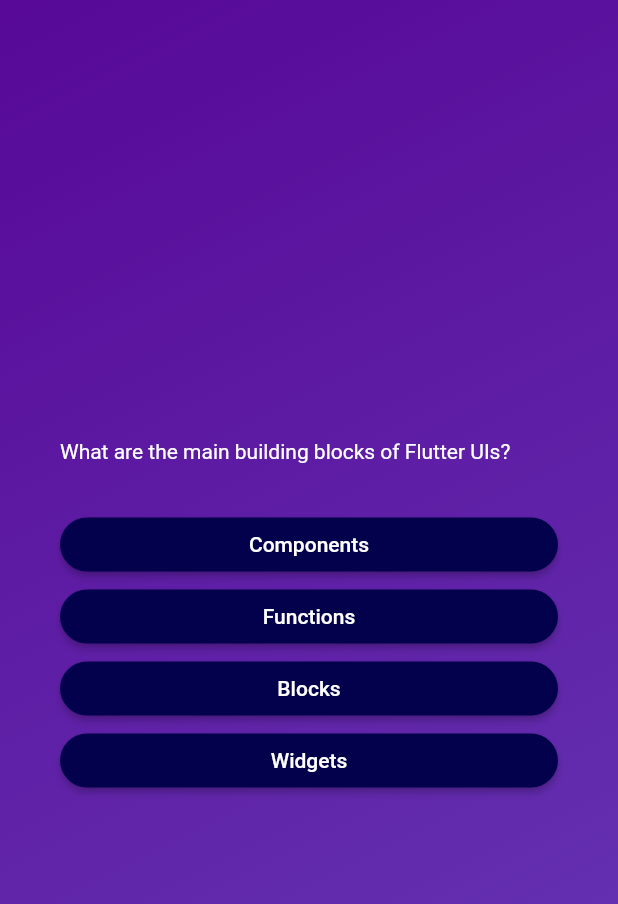
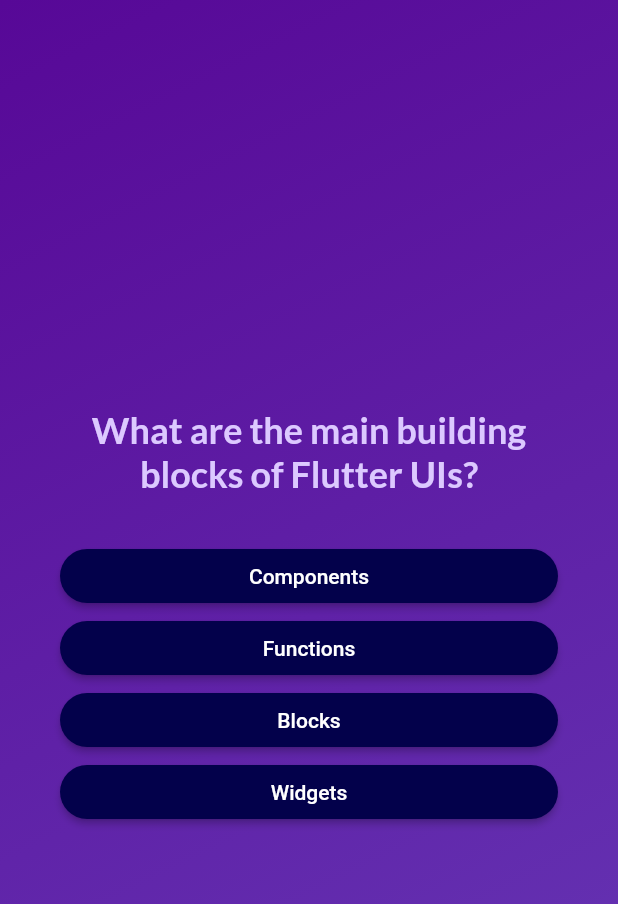
Before and after one commit to abundanceesim/quizzler, a Flutter app: the screen it shows after launch, after a tap on "Start Quiz", on a phone screen of 412 x 824 dp. Shown: the top 904 px of the screen. Run offline on Flutter 3.47's test engine with Material 2 defaults, Android fonts, the phone set to English and light mode, and no system bars; our stand-ins replace google_fonts.

Commit message:
Change font style to Google Fonts

```diff
--- a/lib/answer_button.dart
+++ b/lib/answer_button.dart
@@ -3,21 +3,22 @@ import 'package:flutter/material.dart';
 
 class AnswerButton extends StatelessWidget {
 
-  AnswerButton({super.key, required this.answerText, required this.onTap,
+  const AnswerButton({super.key, required this.answerText, required this.onTap,
   });
 
   final String answerText;
   final void Function() onTap;
 
-  Widget build(ctx) {
+  @override
+  Widget build(context) {
     return ElevatedButton(
         onPressed: onTap,
         style: ElevatedButton.styleFrom(
-          padding: EdgeInsets.symmetric(vertical: 10, horizontal: 40),
-          backgroundColor: Color.fromARGB(255, 3, 1, 75),
+          padding: const EdgeInsets.symmetric(vertical: 10, horizontal: 40),
+          backgroundColor: const Color.fromARGB(255, 3, 1, 75),
           foregroundColor: Colors.white,
           shape: RoundedRectangleBorder(borderRadius: BorderRadius.circular(40))
         ),
-        child: Text(answerText));
+        child: Text(answerText, textAlign: TextAlign.center,));
   }
 }
--- a/lib/questions_screen.dart
+++ b/lib/questions_screen.dart
@@ -1,6 +1,7 @@
 import 'package:flutter/material.dart';
 import 'package:quizzler/answer_button.dart';
 import 'package:quizzler/data/questions.dart';
+import 'package:google_fonts/google_fonts.dart';
 
 class QuestionsScreen extends StatefulWidget {
   const QuestionsScreen({super.key});
@@ -12,13 +13,11 @@ class QuestionsScreen extends StatefulWidget {
 }
 
 class _QuestionsScreenState extends State<QuestionsScreen> {
-
   var currentQuestionIndex = 0;
 
-  void answerQuestion(){
+  void answerQuestion() {
     setState(() {
       currentQuestionIndex++; //increment index by 1 for next question.
-
     });
   }
 
@@ -26,17 +25,25 @@ class _QuestionsScreenState extends State<QuestionsScreen> {
   Widget build(context) {
     final currentQuestion = questions[currentQuestionIndex];
 
-    return  SizedBox(
+    return SizedBox(
       width: double.infinity, //fill up the entire width of screen.
       child: Container(
         margin: const EdgeInsets.all(40),
         child: Column(
-          mainAxisAlignment: MainAxisAlignment.center, //similar to justify-content: center in CSS
+          mainAxisAlignment: MainAxisAlignment
+              .center, //similar to justify-content: center in CSS
           crossAxisAlignment: CrossAxisAlignment.stretch,
           children: [
-            Text(currentQuestion.text, style: const TextStyle(color: Colors.white),),
+            Text(
+              currentQuestion.text,
+              style: GoogleFonts.lato(
+                  color: Color.fromARGB(255, 220, 201, 255),
+                  fontSize: 24,
+                  fontWeight: FontWeight.bold),
+              textAlign: TextAlign.center,
+            ),
             const SizedBox(height: 30),
-            ...currentQuestion.getShuffledAnswers().map((answer){
+            ...currentQuestion.getShuffledAnswers().map((answer) {
               return AnswerButton(answerText: answer, onTap: answerQuestion);
             })
           ],
--- a/lib/start_screen.dart
+++ b/lib/start_screen.dart
@@ -1,4 +1,5 @@
 import 'package:flutter/material.dart';
+import 'package:google_fonts/google_fonts.dart';
 
 
 
@@ -16,8 +17,8 @@ class StartScreen extends StatelessWidget {
           Image.asset('assets/images/quiz-logo.png',
               width: 250, color: const Color.fromARGB(106, 255, 255, 255)),
           const SizedBox(height: 40),
-          const Text(
-              style: TextStyle(color: Colors.white, fontSize: 20),
+          Text(
+              style: GoogleFonts.lato(color: Colors.white, fontSize: 20),
               'Learn Flutter the fun way!'),
           const SizedBox(height: 40),
           OutlinedButton.icon(
--- a/pubspec.yaml
+++ b/pubspec.yaml
@@ -35,6 +35,7 @@ dependencies:
   # The following adds the Cupertino Icons font to your application.
   # Use with the CupertinoIcons class for iOS style icons.
   cupertino_icons: ^1.0.2
+  google_fonts: ^6.1.0
 
 dev_dependencies:
   flutter_test:
```
Also changed, not shown: pubspec.lock, 1 other file.
